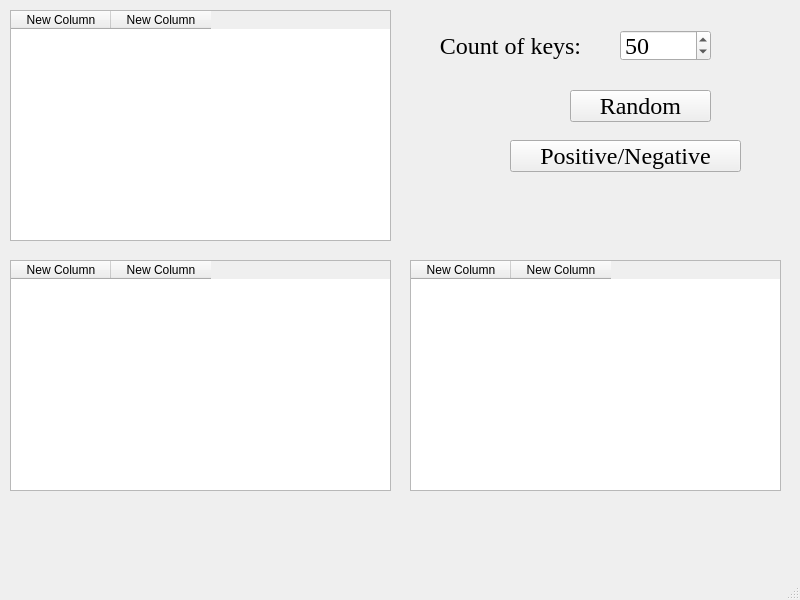
voovoopeep/Fundamentals-of-algorithmization-and-programming, file 353504/Литвинова Т. А./LabWork_7/Task_3/mainwindow.ui: the form before one commit.
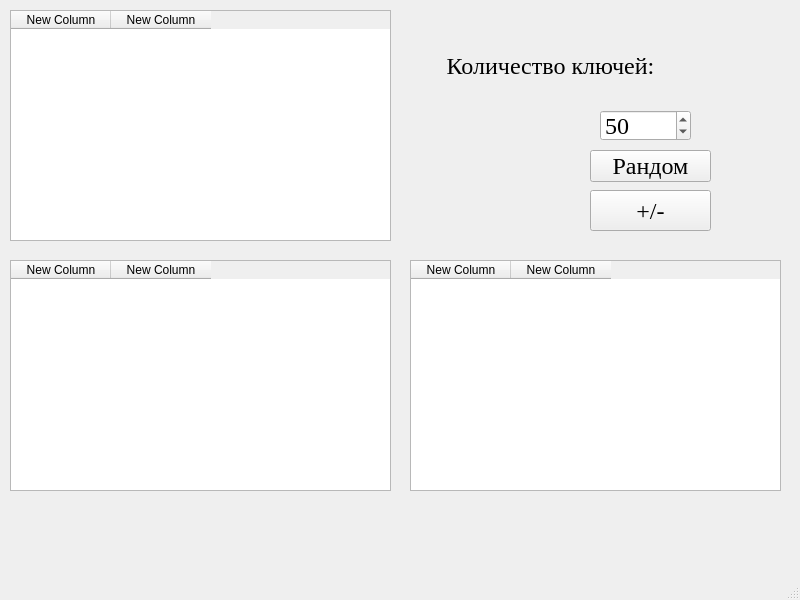
The form after the commit.

```diff
--- a/353504/Литвинова Т. А./LabWork_7/Task_3/mainwindow.ui
+++ b/353504/Литвинова Т. А./LabWork_7/Task_3/mainwindow.ui
@@ -78,8 +78,8 @@
     <property name="geometry">
      <rect>
       <x>410</x>
-      <y>20</y>
-      <width>201</width>
+      <y>40</y>
+      <width>281</width>
       <height>51</height>
      </rect>
     </property>
@@ -90,7 +90,7 @@
      </font>
     </property>
     <property name="text">
-     <string>Count of keys:</string>
+     <string>Количество ключей:</string>
     </property>
     <property name="alignment">
      <set>Qt::AlignCenter</set>
@@ -99,8 +99,8 @@
    <widget class="QSpinBox" name="spinBox_size">
     <property name="geometry">
      <rect>
-      <x>620</x>
-      <y>30</y>
+      <x>600</x>
+      <y>110</y>
       <width>91</width>
       <height>31</height>
      </rect>
@@ -121,9 +121,9 @@
    <widget class="QPushButton" name="pushButton1">
     <property name="geometry">
      <rect>
-      <x>570</x>
-      <y>90</y>
-      <width>141</width>
+      <x>590</x>
+      <y>150</y>
+      <width>121</width>
       <height>32</height>
      </rect>
     </property>
@@ -134,16 +134,16 @@
      </font>
     </property>
     <property name="text">
-     <string>Random</string>
+     <string>Рандом</string>
     </property>
    </widget>
    <widget class="QPushButton" name="pushButton_p_and_n">
     <property name="geometry">
      <rect>
-      <x>510</x>
-      <y>140</y>
-      <width>231</width>
-      <height>32</height>
+      <x>590</x>
+      <y>190</y>
+      <width>121</width>
+      <height>41</height>
      </rect>
     </property>
     <property name="font">
@@ -153,7 +153,7 @@
      </font>
     </property>
     <property name="text">
-     <string>Positive/Negative</string>
+     <string>+/-</string>
     </property>
    </widget>
   </widget>
```
